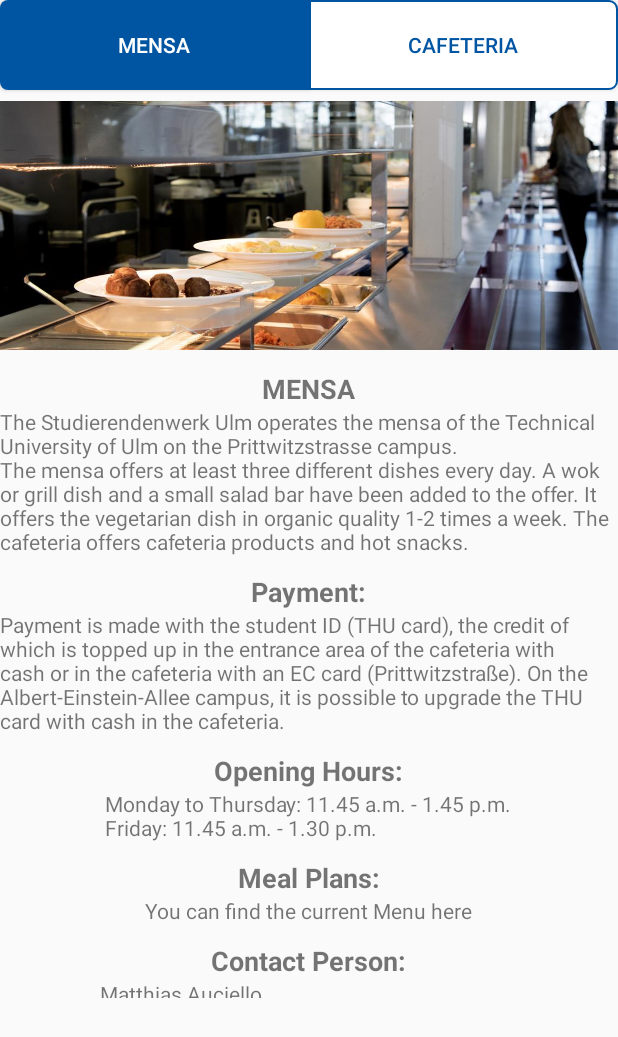
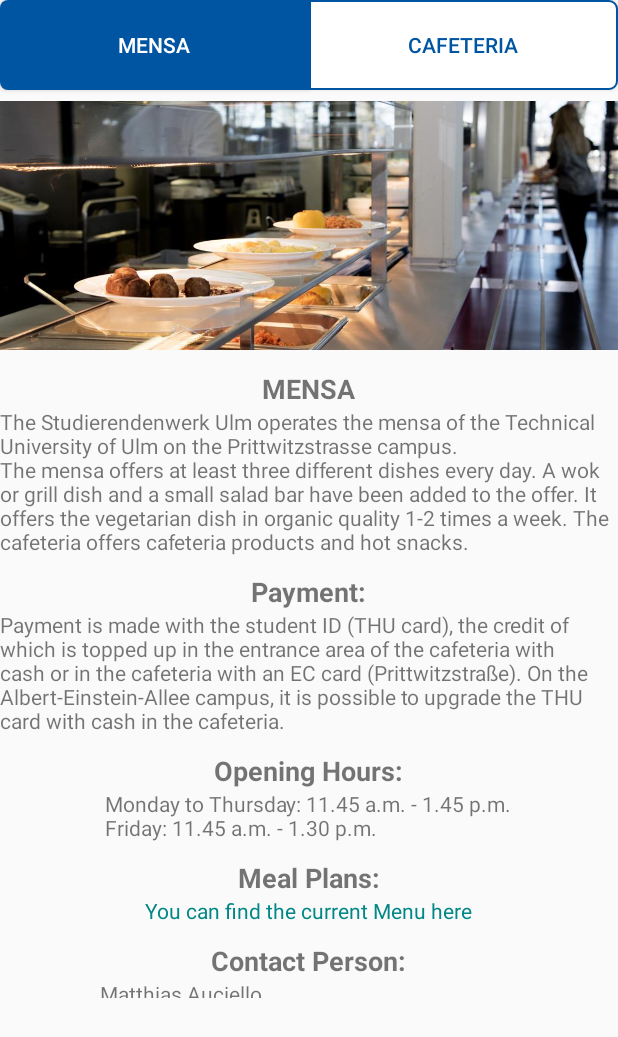
Before and after one commit to thuStudents/-THU, an Android app: the CafeteriaMensaActivity screen opened directly, with no data from a screen before it, after a tap on "MENSA", on a phone screen of 412 x 824 dp. Shown: the top 1037 px of the screen. Run offline under Robolectric (Android 15) with nearby library versions, the phone set to English and light mode, and no system bars; 1 other tap on this screen came first.

Commit message:
link to the mensa meal plan

```diff
--- a/app/src/main/java/de/thu/CafeteriaMensaActivity.java
+++ b/app/src/main/java/de/thu/CafeteriaMensaActivity.java
@@ -3,7 +3,6 @@ package de.thu;
 import android.os.Bundle;
 import android.view.View;
 import android.widget.Button;
-import android.widget.Toast;
 
 import androidx.appcompat.app.AppCompatActivity;
 import androidx.fragment.app.Fragment;
@@ -34,7 +33,6 @@ public class CafeteriaMensaActivity extends AppCompatActivity {
                 mensaBtn.setTextColor(getResources().getColor(R.color.white));
                 cafeteriaBtn.setBackground(getResources().getDrawable(R.drawable.events_notselected_button));
                 cafeteriaBtn.setTextColor(getResources().getColor(R.color.thuColor));
-                Toast.makeText(CafeteriaMensaActivity.this, "Here", Toast.LENGTH_SHORT).show();
 
                 replaceFragment(newsFrg);
             }
--- a/app/src/main/java/de/thu/MensaFragment.java
+++ b/app/src/main/java/de/thu/MensaFragment.java
@@ -1,9 +1,12 @@
 package de.thu;
 
+import android.content.Intent;
+import android.net.Uri;
 import android.os.Bundle;
 import android.view.LayoutInflater;
 import android.view.View;
 import android.view.ViewGroup;
+import android.widget.TextView;
 
 import androidx.fragment.app.Fragment;
 
@@ -11,13 +14,33 @@ public class MensaFragment extends Fragment {
 
     View view;
 
+    TextView viewLink;
+
     @Override
     public View onCreateView(LayoutInflater inflater, ViewGroup container,
                              Bundle savedInstanceState) {
         // Inflate the layout for this fragment
         view = inflater.inflate(R.layout.fragment_mensa, container, false);
 
+
+        viewLink = (TextView) view.findViewById(R.id.forthParagraph);
+
+        viewLink.setOnClickListener(new View.OnClickListener(){
+            public void onClick(View view) {
+
+                Intent intent = new Intent(Intent.ACTION_VIEW, Uri.parse("https://studierendenwerk-ulm.de/en/food-and-drink/menus/"));
+
+                //Set flag
+                intent.setFlags(Intent.FLAG_ACTIVITY_NEW_TASK);
+
+                //START ACTIVITY
+                startActivity(intent);
+
+
+            }});
+
         return view;
+
 
 
     }
--- a/app/src/main/res/layout/fragment_mensa.xml
+++ b/app/src/main/res/layout/fragment_mensa.xml
@@ -104,8 +104,9 @@
         android:layout_height="wrap_content"
         android:layout_below="@+id/mealPlans"
         android:layout_centerHorizontal="true"
-        android:text="You can find the current Menu here" />
-    <!--        add the link at the keyword here-->
+        android:text="You can find the current Menu here"
+        android:textColor="@color/teal_700" />
+
 
     <TextView
         android:id="@+id/ContactPerson"
```
